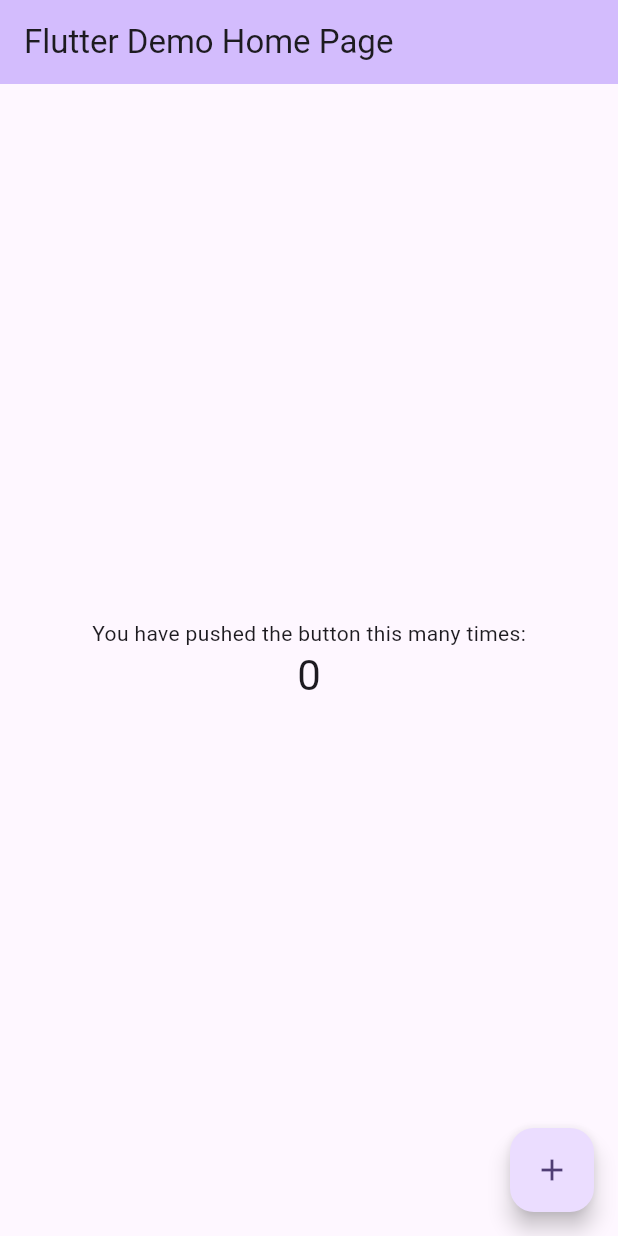
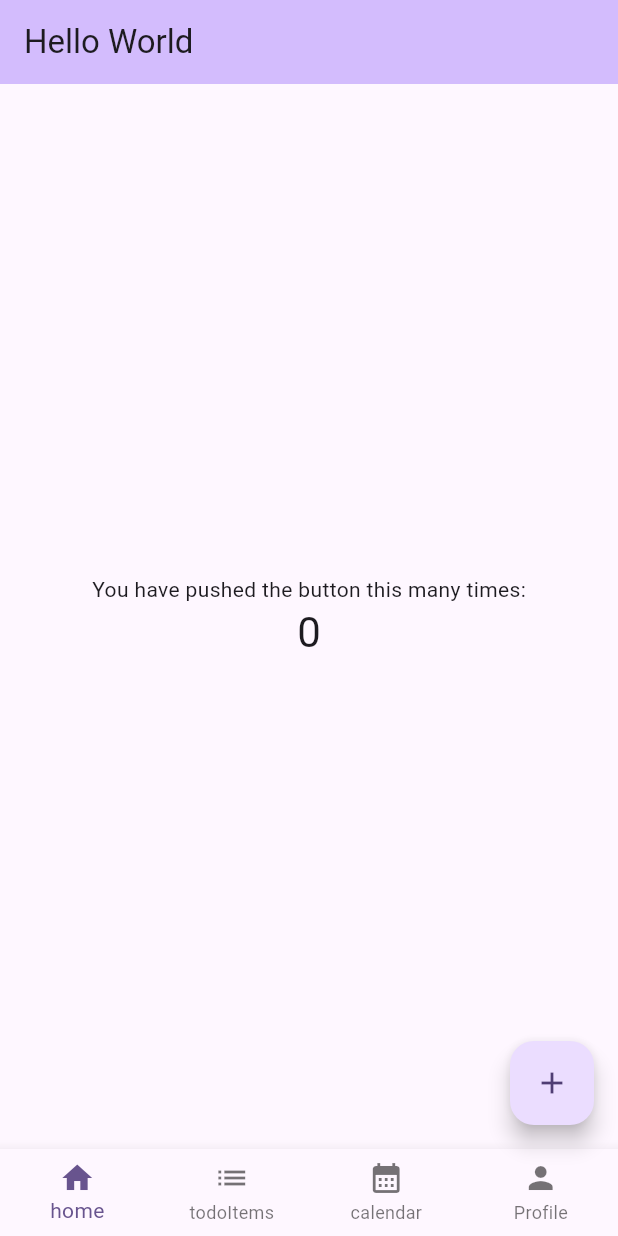
Before and after one commit to Gurinderp/todoList_flutter, a Flutter app: the screen it shows after launch, on a phone screen of 412 x 824 dp. Run offline on Flutter 3.47's test engine with Material 3 defaults, Android fonts, the phone set to English and light mode, and no system bars.

Commit message:
added bottomNavigationBar to main.dart

```diff
--- a/lib/main.dart
+++ b/lib/main.dart
@@ -42,7 +42,7 @@ class _MyHomePageState extends State<MyHomePage> {
     return Scaffold(
       appBar: AppBar(
         backgroundColor: Theme.of(context).colorScheme.inversePrimary,
-        title: Text(widget.title),
+        title: Text("Hello World"),
       ),
       body: Center(
         child: Column(
@@ -61,6 +61,18 @@ class _MyHomePageState extends State<MyHomePage> {
         tooltip: 'Increment',
         child: const Icon(Icons.add),
       ),
+      bottomNavigationBar: BottomNavigationBar(
+        type: BottomNavigationBarType.fixed,
+        items: const [
+          BottomNavigationBarItem(icon: Icon(Icons.home), label: "home"),
+          BottomNavigationBarItem(icon: Icon(Icons.list), label: "todoItems"),
+          BottomNavigationBarItem(
+            icon: Icon(Icons.calendar_month),
+            label: "calendar",
+          ),
+          BottomNavigationBarItem(icon: Icon(Icons.person), label: "Profile"),
+        ],
+      ),
     );
   }
 }
```
